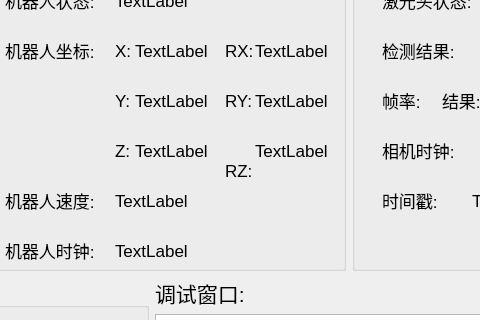
Before: the Qt Designer form qtweldingdlg.ui in qubo188612/qtwelding, drawn with Qt 5; both pictures show x 581 to 1061 and y 171 to 491 of the 1294 by 790 pixel window.
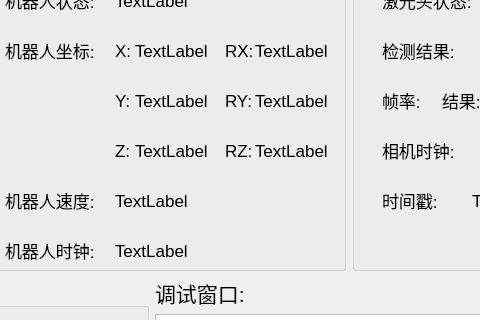
After: the same form once the commit is applied.

```diff
--- a/qtweldingdlg.ui
+++ b/qtweldingdlg.ui
@@ -426,7 +426,7 @@
         <property name="geometry">
          <rect>
           <x>250</x>
-          <y>320</y>
+          <y>300</y>
           <width>31</width>
           <height>21</height>
          </rect>
```
